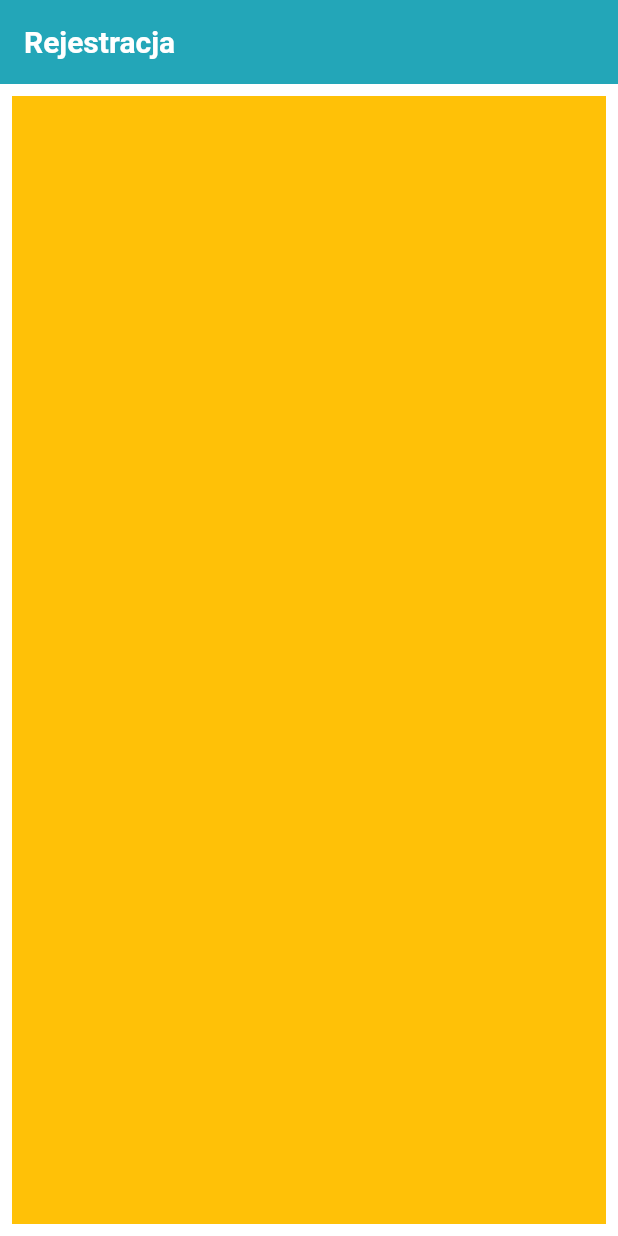
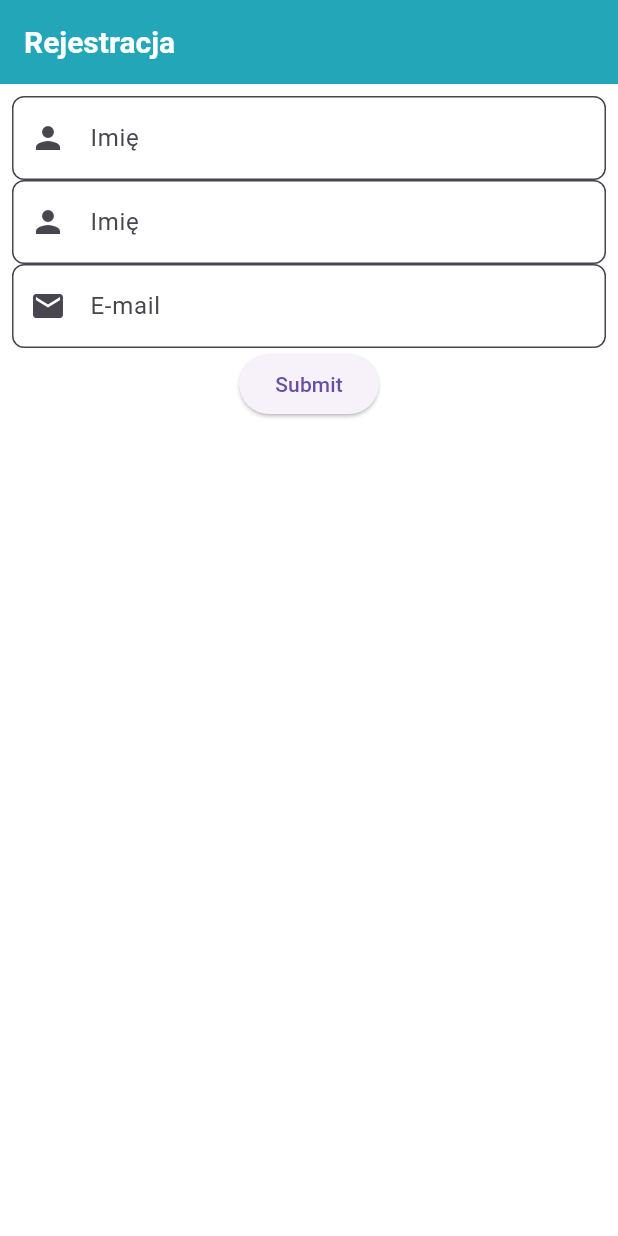
Before and after one commit to marcinosienienko/MedAppointment, a Flutter app: the screen it shows after launch, on a phone screen of 412 x 824 dp. Run offline on Flutter 3.47's test engine with Material 3 defaults, Android fonts, the phone set to English and light mode, and no system bars.

Commit message:
added nameInput with validation to register screen

```diff
--- a/lib/presentation/pages/register_page.dart
+++ b/lib/presentation/pages/register_page.dart
@@ -1,4 +1,7 @@
 import 'package:flutter/material.dart';
+import 'package:medical_app/presentation/widgets/inputs/base_input.dart';
+import 'package:medical_app/presentation/widgets/inputs/email_input.dart';
+import 'package:medical_app/presentation/widgets/inputs/name_input.dart';
 
 class RegisterPage extends StatelessWidget {
   final GlobalKey<FormState> _formKey = GlobalKey<FormState>();
@@ -22,13 +25,28 @@ class RegisterPage extends StatelessWidget {
         ),
         backgroundColor: Colors.white,
         body: Center(
-          child: Padding(
-            padding: const EdgeInsets.all(8.0),
-            child: Container(
-              padding: EdgeInsets.all(16.0),
-              decoration: BoxDecoration(color: Colors.amber),
-            ),
-          ),
-        ));
+            child: Padding(
+                padding: const EdgeInsets.all(8.0),
+                child: Column(
+                  children: [
+                    Form(
+                      key: _formKey,
+                      child: Column(
+                        children: [
+                          NameInput(controller: _firstNameController),
+                          NameInput(controller: _lastNameController),
+                          EmailTextField(controller: _emailController),
+                          ElevatedButton(
+                            onPressed: () {
+                              if (_formKey.currentState!.validate()) {}
+                            },
+                            child: const Text(
+                                'Submit'), // Add a child widget to the ElevatedButton
+                          ),
+                        ],
+                      ),
+                    ),
+                  ],
+                ))));
   }
 }
--- /dev/null
+++ b/lib/presentation/widgets/inputs/name_input.dart
@@ -0,0 +1,34 @@
+import 'package:flutter/material.dart';
+import 'package:medical_app/presentation/widgets/inputs/base_input.dart';
+
+class NameInput extends StatelessWidget {
+  final TextEditingController? controller;
+
+  NameInput({Key? key, required this.controller}) : super(key: key);
+  final RegExp containNumberRegex =
+      RegExp(r'[0-9@!#$%^&*()_+\-=\[\]{}|\\:;"<>,.?/]');
+
+  String? _nameValidator(String? value) {
+    if (value == null || value.isEmpty) {
+      return 'Podaj imię';
+    }
+    if (value.length < 2) {
+      return 'Imię musi mieć min. 2 znaki';
+    }
+    if (containNumberRegex.hasMatch(value)) {
+      return 'Imię musi składać się tylko z liter';
+    }
+    return null;
+  }
+
+  @override
+  Widget build(BuildContext context) {
+    return BaseTextField(
+      hintText: 'Imię',
+      controller: controller,
+      keyboardType: TextInputType.text,
+      validator: _nameValidator,
+      prefixIcon: Icons.person,
+    );
+  }
+}
```
Also changed, not shown: lib/presentation/widgets/inputs/email_input.dart (+4 -3 lines).
